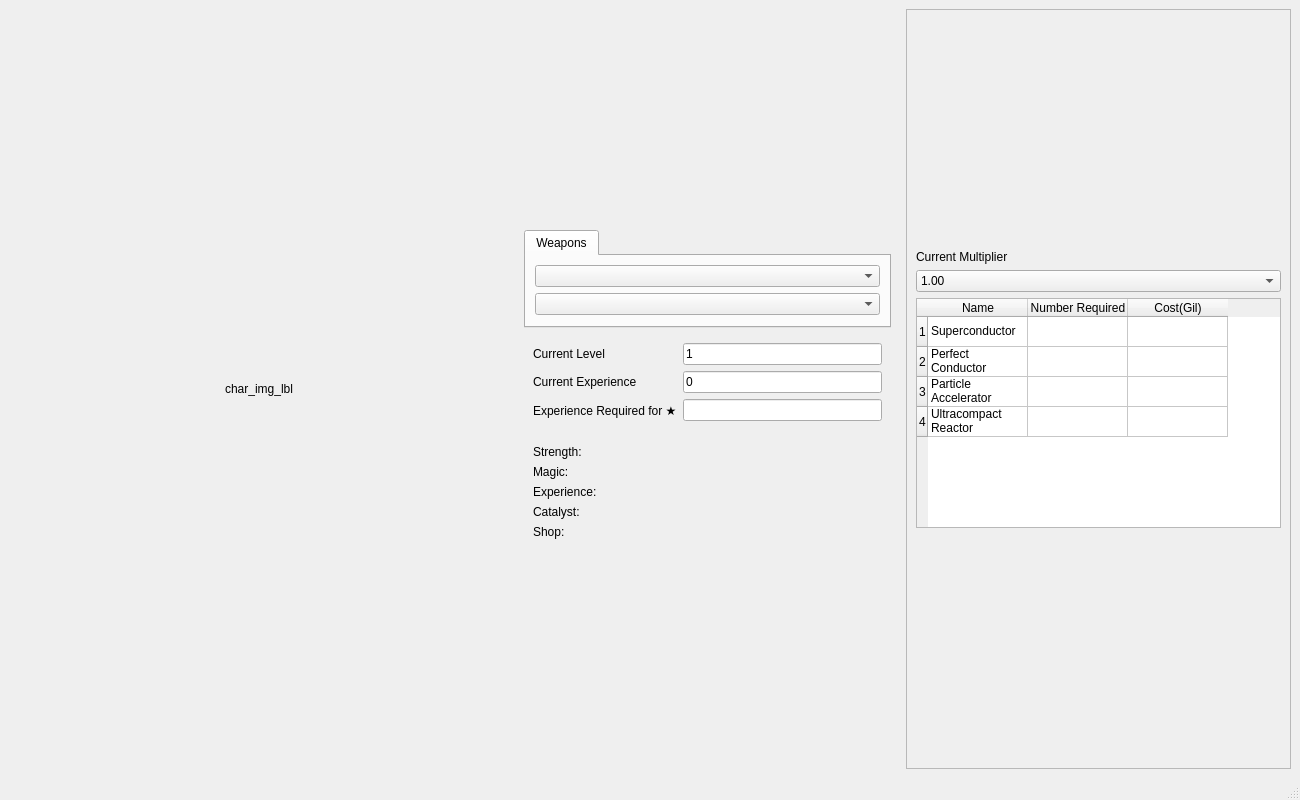
ouchinou/FF13_Calculator, file gui/FF13_Calculator.ui: the form before one commit.
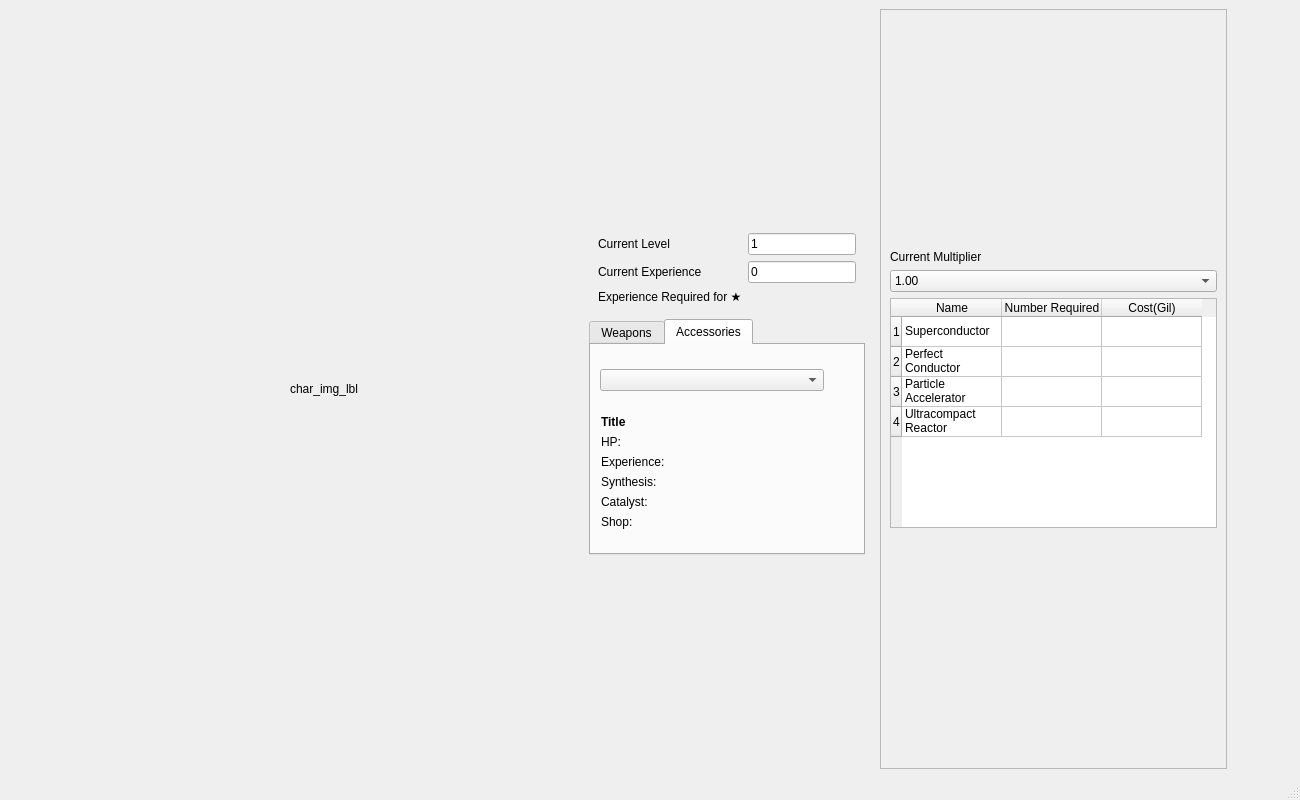
The form after the commit.

```diff
--- a/gui/FF13_Calculator.ui
+++ b/gui/FF13_Calculator.ui
@@ -15,6 +15,19 @@
   </property>
   <widget class="QWidget" name="centralwidget">
    <layout class="QHBoxLayout" name="horizontalLayout">
+    <item>
+     <spacer name="horizontalSpacer">
+      <property name="orientation">
+       <enum>Qt::Horizontal</enum>
+      </property>
+      <property name="sizeHint" stdset="0">
+       <size>
+        <width>40</width>
+        <height>20</height>
+       </size>
+      </property>
+     </spacer>
+    </item>
     <item>
      <widget class="QLabel" name="character_image_label">
       <property name="sizePolicy">
@@ -53,32 +66,6 @@
          </property>
         </spacer>
        </item>
-       <item>
-        <widget class="QTabWidget" name="tabWidget">
-         <property name="sizePolicy">
-          <sizepolicy hsizetype="Expanding" vsizetype="Fixed">
-           <horstretch>0</horstretch>
-           <verstretch>150</verstretch>
-          </sizepolicy>
-         </property>
-         <property name="currentIndex">
-          <number>0</number>
-         </property>
-         <widget class="QWidget" name="tab_weapons">
-          <attribute name="title">
-           <string>Weapons</string>
-          </attribute>
-          <layout class="QVBoxLayout" name="verticalLayout_2">
-           <item>
-            <widget class="QComboBox" name="character_combo_box"/>
-           </item>
-           <item>
-            <widget class="QComboBox" name="weapon_combo_box"/>
-           </item>
-          </layout>
-         </widget>
-        </widget>
-       </item>
        <item>
         <widget class="QWidget" name="widget_2" native="true">
          <layout class="QFormLayout" name="formLayout">
@@ -118,85 +105,281 @@
            </widget>
           </item>
           <item row="2" column="1">
-           <widget class="QLineEdit" name="remaining_exp_label"/>
+           <widget class="QLabel" name="remaining_exp_label">
+            <property name="text">
+             <string/>
+            </property>
+            <property name="alignment">
+             <set>Qt::AlignRight|Qt::AlignTrailing|Qt::AlignVCenter</set>
+            </property>
+           </widget>
           </item>
          </layout>
         </widget>
        </item>
        <item>
-        <widget class="QWidget" name="widget_3" native="true">
+        <widget class="QTabWidget" name="tab_widget">
+         <property name="sizePolicy">
+          <sizepolicy hsizetype="Expanding" vsizetype="Fixed">
+           <horstretch>0</horstretch>
+           <verstretch>150</verstretch>
+          </sizepolicy>
+         </property>
+         <property name="currentIndex">
+          <number>1</number>
+         </property>
+         <widget class="QWidget" name="tab_weapons">
+          <attribute name="title">
+           <string>Weapons</string>
+          </attribute>
+          <layout class="QVBoxLayout" name="verticalLayout_2">
+           <item>
+            <widget class="QComboBox" name="character_combo_box"/>
+           </item>
+           <item>
+            <widget class="QComboBox" name="weapon_combo_box"/>
+           </item>
+           <item>
+            <widget class="QWidget" name="weapon_infos" native="true">
          <layout class="QFormLayout" name="formLayout_2">
-          <item row="0" column="0">
+              <item row="1" column="0">
            <widget class="QLabel" name="label_5">
             <property name="text">
              <string>Strength: </string>
             </property>
            </widget>
           </item>
-          <item row="0" column="1">
+              <item row="1" column="1">
            <widget class="QLabel" name="txt_info_strength">
             <property name="text">
              <string/>
             </property>
-           </widget>
-          </item>
-          <item row="1" column="0">
+                <property name="alignment">
+                 <set>Qt::AlignRight|Qt::AlignTrailing|Qt::AlignVCenter</set>
+                </property>
+               </widget>
+              </item>
+              <item row="2" column="0">
            <widget class="QLabel" name="label_6">
             <property name="text">
              <string>Magic: </string>
             </property>
            </widget>
           </item>
-          <item row="1" column="1">
+              <item row="2" column="1">
            <widget class="QLabel" name="txt_info_magic">
             <property name="text">
              <string/>
             </property>
-           </widget>
-          </item>
-          <item row="2" column="0">
+                <property name="alignment">
+                 <set>Qt::AlignRight|Qt::AlignTrailing|Qt::AlignVCenter</set>
+                </property>
+               </widget>
+              </item>
+              <item row="3" column="0">
            <widget class="QLabel" name="label_7">
             <property name="text">
              <string>Experience: </string>
             </property>
            </widget>
           </item>
-          <item row="2" column="1">
+              <item row="3" column="1">
            <widget class="QLabel" name="txt_info_experience">
             <property name="text">
              <string/>
             </property>
-           </widget>
-          </item>
-          <item row="3" column="0">
+                <property name="alignment">
+                 <set>Qt::AlignRight|Qt::AlignTrailing|Qt::AlignVCenter</set>
+                </property>
+               </widget>
+              </item>
+              <item row="4" column="0">
            <widget class="QLabel" name="label_8">
             <property name="text">
              <string>Catalyst: </string>
             </property>
            </widget>
           </item>
-          <item row="3" column="1">
+              <item row="4" column="1">
            <widget class="QLabel" name="txt_info_catalyst">
             <property name="text">
              <string/>
             </property>
-           </widget>
-          </item>
-          <item row="4" column="0">
+                <property name="alignment">
+                 <set>Qt::AlignRight|Qt::AlignTrailing|Qt::AlignVCenter</set>
+                </property>
+               </widget>
+              </item>
+              <item row="5" column="0">
            <widget class="QLabel" name="label_9">
             <property name="text">
              <string>Shop: </string>
             </property>
            </widget>
           </item>
-          <item row="4" column="1">
+              <item row="5" column="1">
            <widget class="QLabel" name="txt_info_shop">
             <property name="text">
              <string/>
             </property>
-           </widget>
-          </item>
-         </layout>
+                <property name="alignment">
+                 <set>Qt::AlignRight|Qt::AlignTrailing|Qt::AlignVCenter</set>
+                </property>
+               </widget>
+              </item>
+              <item row="0" column="0" colspan="2">
+               <widget class="QLabel" name="txt_weapon_title">
+                <property name="font">
+                 <font>
+                  <bold>true</bold>
+                 </font>
+                </property>
+                <property name="text">
+                 <string>Title</string>
+                </property>
+               </widget>
+              </item>
+             </layout>
+            </widget>
+           </item>
+          </layout>
+         </widget>
+         <widget class="QWidget" name="tab_accessories">
+          <property name="minimumSize">
+           <size>
+            <width>0</width>
+            <height>0</height>
+           </size>
+          </property>
+          <attribute name="title">
+           <string>Accessories</string>
+          </attribute>
+          <widget class="QComboBox" name="accessory_combo_box">
+           <property name="geometry">
+            <rect>
+             <x>9</x>
+             <y>24</y>
+             <width>224</width>
+             <height>22</height>
+            </rect>
+           </property>
+           <property name="sizePolicy">
+            <sizepolicy hsizetype="Expanding" vsizetype="Fixed">
+             <horstretch>0</horstretch>
+             <verstretch>0</verstretch>
+            </sizepolicy>
+           </property>
+          </widget>
+          <widget class="QWidget" name="accessory_infos" native="true">
+           <property name="geometry">
+            <rect>
+             <x>10</x>
+             <y>70</y>
+             <width>273</width>
+             <height>145</height>
+            </rect>
+           </property>
+           <layout class="QFormLayout" name="formLayout_3">
+            <item row="1" column="0">
+             <widget class="QLabel" name="label_10">
+              <property name="text">
+               <string>HP:</string>
+              </property>
+             </widget>
+            </item>
+            <item row="1" column="1">
+             <widget class="QLabel" name="txt_info_hp">
+              <property name="text">
+               <string/>
+              </property>
+              <property name="alignment">
+               <set>Qt::AlignRight|Qt::AlignTrailing|Qt::AlignVCenter</set>
+              </property>
+             </widget>
+            </item>
+            <item row="2" column="0">
+             <widget class="QLabel" name="label_11">
+              <property name="text">
+               <string>Experience:</string>
+              </property>
+             </widget>
+            </item>
+            <item row="2" column="1">
+             <widget class="QLabel" name="txt_info_experience_accessory">
+              <property name="text">
+               <string/>
+              </property>
+              <property name="alignment">
+               <set>Qt::AlignRight|Qt::AlignTrailing|Qt::AlignVCenter</set>
+              </property>
+             </widget>
+            </item>
+            <item row="3" column="0">
+             <widget class="QLabel" name="label_12">
+              <property name="text">
+               <string>Synthesis:</string>
+              </property>
+             </widget>
+            </item>
+            <item row="3" column="1">
+             <widget class="QLabel" name="txt_info_synthesis">
+              <property name="text">
+               <string/>
+              </property>
+              <property name="alignment">
+               <set>Qt::AlignRight|Qt::AlignTrailing|Qt::AlignVCenter</set>
+              </property>
+             </widget>
+            </item>
+            <item row="4" column="0">
+             <widget class="QLabel" name="label_13">
+              <property name="text">
+               <string>Catalyst: </string>
+              </property>
+             </widget>
+            </item>
+            <item row="4" column="1">
+             <widget class="QLabel" name="txt_info_catalyst_accessory">
+              <property name="text">
+               <string/>
+              </property>
+              <property name="alignment">
+               <set>Qt::AlignRight|Qt::AlignTrailing|Qt::AlignVCenter</set>
+              </property>
+             </widget>
+            </item>
+            <item row="5" column="0">
+             <widget class="QLabel" name="label_14">
+              <property name="text">
+               <string>Shop: </string>
+              </property>
+             </widget>
+            </item>
+            <item row="5" column="1">
+             <widget class="QLabel" name="txt_info_shop_accessory">
+              <property name="text">
+               <string/>
+              </property>
+              <property name="alignment">
+               <set>Qt::AlignRight|Qt::AlignTrailing|Qt::AlignVCenter</set>
+              </property>
+             </widget>
+            </item>
+            <item row="0" column="0" colspan="2">
+             <widget class="QLabel" name="txt_accessory_title">
+              <property name="font">
+               <font>
+                <bold>true</bold>
+               </font>
+              </property>
+              <property name="text">
+               <string>Title</string>
+              </property>
+             </widget>
+            </item>
+           </layout>
+          </widget>
+         </widget>
         </widget>
        </item>
        <item>
@@ -299,7 +482,7 @@
        <item>
         <widget class="QTableWidget" name="component_table">
          <property name="sizeAdjustPolicy">
-          <enum>QAbstractScrollArea::AdjustToContentsOnFirstShow</enum>
+          <enum>QAbstractScrollArea::AdjustToContents</enum>
          </property>
          <property name="rowCount">
           <number>4</number>
@@ -364,6 +547,19 @@
       </layout>
      </widget>
     </item>
+    <item>
+     <spacer name="horizontalSpacer_2">
+      <property name="orientation">
+       <enum>Qt::Horizontal</enum>
+      </property>
+      <property name="sizeHint" stdset="0">
+       <size>
+        <width>40</width>
+        <height>20</height>
+       </size>
+      </property>
+     </spacer>
+    </item>
    </layout>
   </widget>
   <widget class="QMenuBar" name="menubar">
```
Left out of the diff: 3 changed lines with no effect on the pictures. Lines whose indentation alone changed are shown as unchanged.
